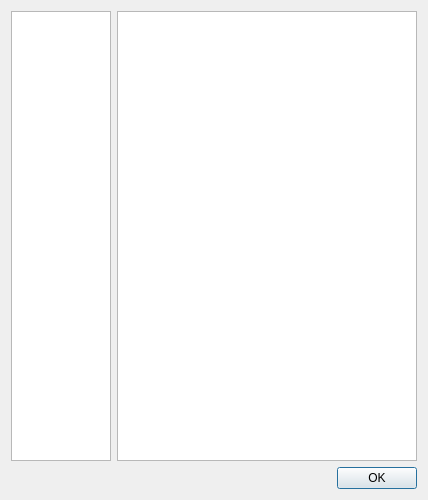
Before: the Qt Designer form ui/licenses.ui in mapret/modelviewer, drawn with Qt 5.
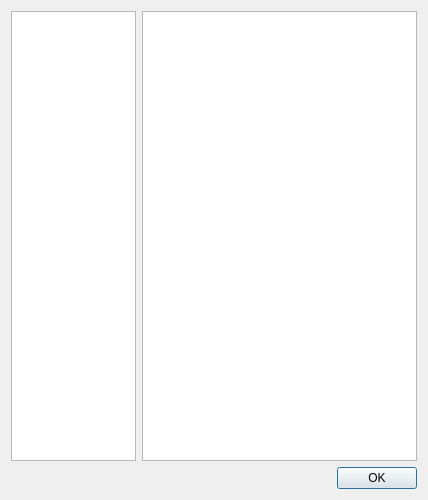
After: the same form once the commit is applied.

```diff
--- a/ui/licenses.ui
+++ b/ui/licenses.ui
@@ -32,7 +32,7 @@
        </property>
        <property name="maximumSize">
         <size>
-         <width>100</width>
+         <width>125</width>
          <height>16777215</height>
         </size>
        </property>
@@ -40,9 +40,6 @@
      </item>
      <item>
       <widget class="QPlainTextEdit" name="txt_text">
-       <property name="lineWrapMode">
-        <enum>QPlainTextEdit::NoWrap</enum>
-       </property>
        <property name="readOnly">
         <bool>true</bool>
        </property>
```
